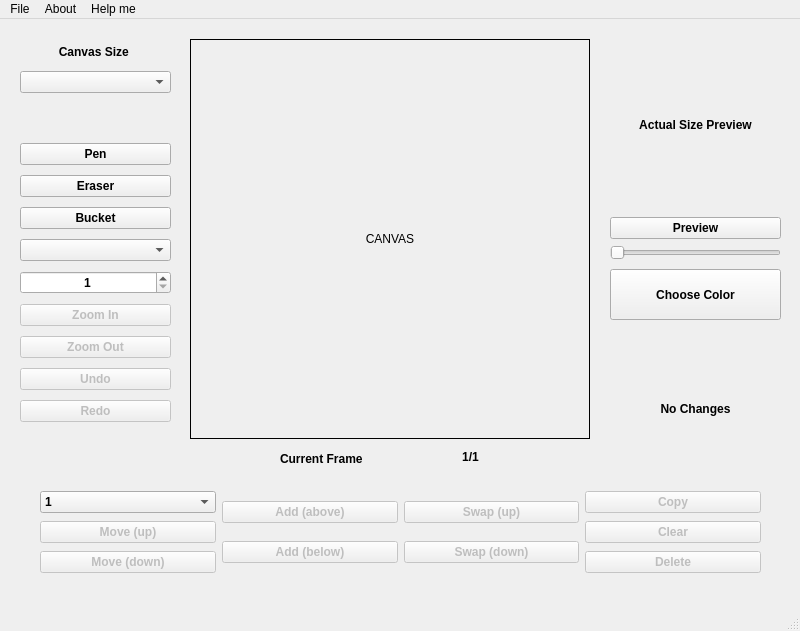
The window that SpriteEditor/view.ui (University-of-Utah-CS3505/a7-sprite-editor-s22-charming21) describes before a commit, drawn with Qt 5.
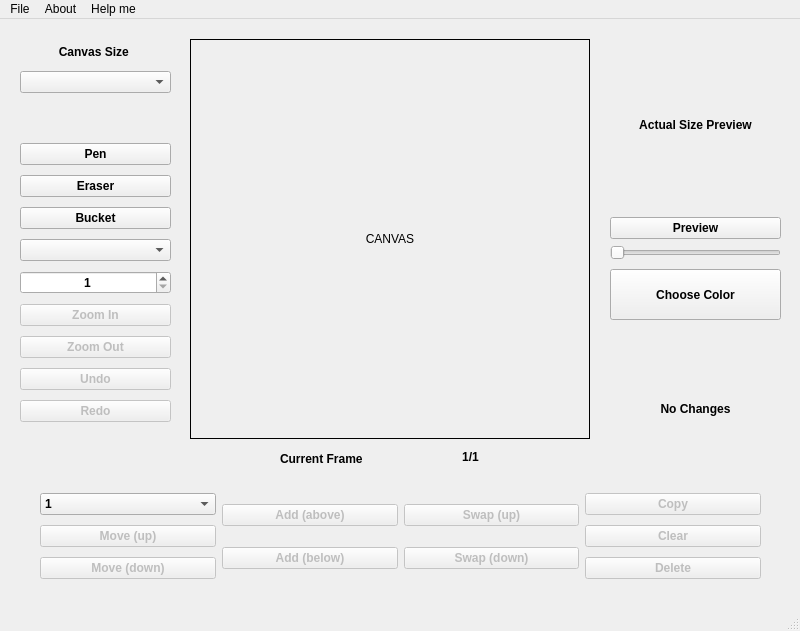
The same window after the commit. Custom widgets are drawn as their Qt base class.

```diff
--- a/SpriteEditor/view.ui
+++ b/SpriteEditor/view.ui
@@ -334,7 +334,7 @@
       <x>40</x>
       <y>470</y>
       <width>721</width>
-      <height>88</height>
+      <height>97</height>
      </rect>
     </property>
     <layout class="QHBoxLayout" name="horizontalLayout_2">
```
Left out of the diff: 2 changed lines with no effect on the pictures.
